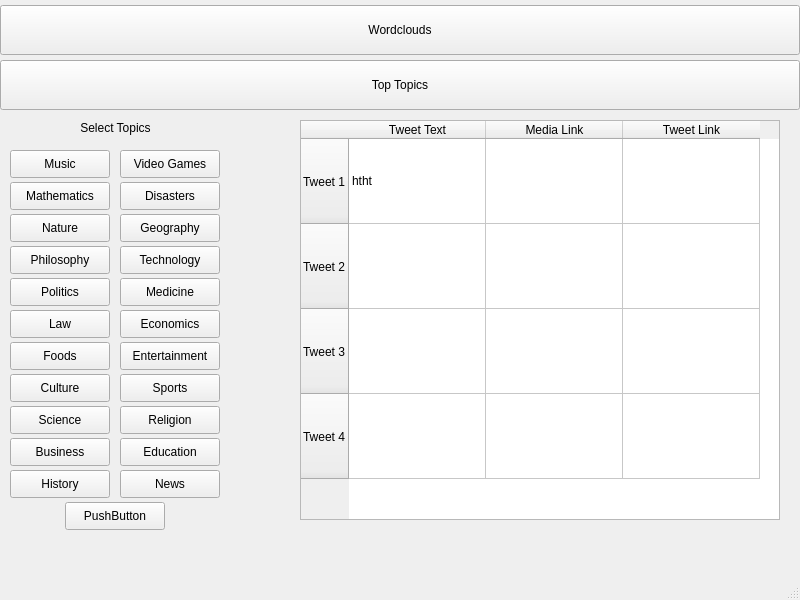
The window that code/pyqt-help-vj/findtopic.ui (jfitz02/3yp-report) describes before a commit, drawn with Qt 5.
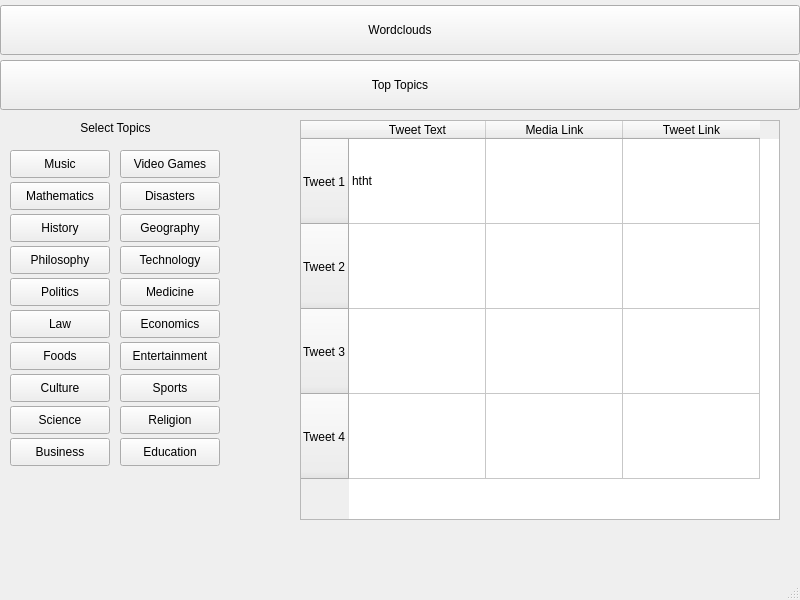
The same window after the commit.

Commit message: updated UI for relative positioning

What changed in the file:
```diff
--- a/code/pyqt-help-vj/findtopic.ui
+++ b/code/pyqt-help-vj/findtopic.ui
@@ -95,20 +95,7 @@
      <string>Video Games</string>
     </property>
    </widget>
-   <widget class="QPushButton" name="pushButton_6">
-    <property name="geometry">
-     <rect>
-      <x>10</x>
-      <y>214</y>
-      <width>100</width>
-      <height>28</height>
-     </rect>
-    </property>
-    <property name="text">
-     <string>Nature</string>
-    </property>
-   </widget>
-   <widget class="QPushButton" name="pushButton_7">
+   <widget class="QPushButton" name="philosophybutton">
     <property name="geometry">
      <rect>
       <x>10</x>
@@ -316,24 +303,11 @@
      <string>Science</string>
     </property>
    </widget>
-   <widget class="QPushButton" name="pushButton_23">
-    <property name="geometry">
-     <rect>
-      <x>120</x>
-      <y>470</y>
-      <width>100</width>
-      <height>28</height>
-     </rect>
-    </property>
-    <property name="text">
-     <string>News</string>
-    </property>
-   </widget>
-   <widget class="QPushButton" name="pushButton_24">
+   <widget class="QPushButton" name="historybutton">
     <property name="geometry">
      <rect>
       <x>10</x>
-      <y>470</y>
+      <y>214</y>
       <width>100</width>
       <height>28</height>
      </rect>
@@ -358,19 +332,6 @@
      <enum>QFrame::Raised</enum>
     </property>
    </widget>
-   <widget class="QPushButton" name="pushButton_25">
-    <property name="geometry">
-     <rect>
-      <x>65</x>
-      <y>502</y>
-      <width>100</width>
-      <height>28</height>
-     </rect>
-    </property>
-    <property name="text">
-     <string>PushButton</string>
-    </property>
-   </widget>
    <widget class="QTableWidget" name="tableWidget">
     <property name="geometry">
      <rect>
```
Left out of the diff: 36 changed lines with no effect on the pictures. The commit also changes 3 other files.
